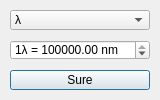
Qt form Image_mask_recognition/dialog/unit_setting_dialog.ui (lucky-billy/Sirius-Pro_Free) before a commit.
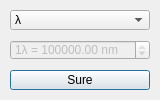
The same form after that commit.

```diff
--- a/Image_mask_recognition/dialog/unit_setting_dialog.ui
+++ b/Image_mask_recognition/dialog/unit_setting_dialog.ui
@@ -49,6 +49,9 @@
    </item>
   </widget>
   <widget class="QDoubleSpinBox" name="doubleSpinBox">
+   <property name="enabled">
+    <bool>false</bool>
+   </property>
    <property name="geometry">
     <rect>
      <x>10</x>
```
